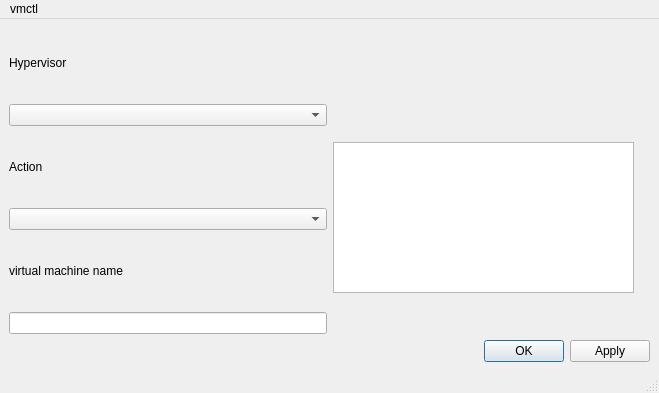
Qt form src/vmm/vmmux/mainwindow.ui (clockworksspheres/vmm) before a commit.
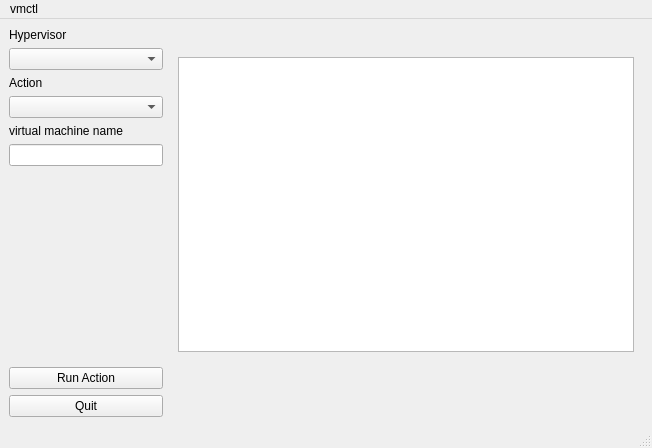
The same form after that commit.

Commit message: first commit with basic utm start and stop - built onefile copied manually to /usr/local/bin for GUI to work

```diff
--- a/src/vmm/vmmux/mainwindow.ui
+++ b/src/vmm/vmmux/mainwindow.ui
@@ -6,8 +6,8 @@
    <rect>
     <x>0</x>
     <y>0</y>
-    <width>659</width>
-    <height>393</height>
+    <width>652</width>
+    <height>448</height>
    </rect>
   </property>
   <property name="sizePolicy">
@@ -27,24 +27,23 @@
     </sizepolicy>
    </property>
    <layout class="QGridLayout" name="gridLayout">
-    <item row="0" column="0">
-     <widget class="QLabel" name="hypervisorLabel">
-      <property name="text">
-       <string>Hypervisor</string>
+    <item row="7" column="3">
+     <spacer name="horizontalSpacer_3">
+      <property name="orientation">
+       <enum>Qt::Orientation::Horizontal</enum>
       </property>
-     </widget>
-    </item>
-    <item row="1" column="0">
-     <widget class="QComboBox" name="hypervisorComboBox"/>
-    </item>
-    <item row="2" column="0">
-     <widget class="QLabel" name="actionLabel">
-      <property name="text">
-       <string>Action</string>
+      <property name="sizeHint" stdset="0">
+       <size>
+        <width>40</width>
+        <height>20</height>
+       </size>
       </property>
-     </widget>
+     </spacer>
     </item>
-    <item row="2" column="1" rowspan="4">
+    <item row="3" column="0">
+     <widget class="QComboBox" name="actionComboBox"/>
+    </item>
+    <item row="1" column="1" rowspan="6" colspan="3">
      <widget class="QStackedWidget" name="stackedWidget">
       <property name="sizePolicy">
        <sizepolicy hsizetype="Expanding" vsizetype="Expanding">
@@ -87,27 +86,73 @@
       </widget>
       <widget class="QWidget" name="page_4"/>
       <widget class="QWidget" name="page_3">
-       <widget class="QTextEdit" name="textEdit">
-        <property name="geometry">
-         <rect>
-          <x>0</x>
-          <y>10</y>
-          <width>301</width>
-          <height>151</height>
-         </rect>
-        </property>
-        <property name="sizePolicy">
-         <sizepolicy hsizetype="Expanding" vsizetype="Expanding">
-          <horstretch>0</horstretch>
-          <verstretch>0</verstretch>
-         </sizepolicy>
-        </property>
-       </widget>
+       <layout class="QVBoxLayout" name="verticalLayout">
+        <item>
+         <widget class="QTextBrowser" name="textBrowser"/>
+        </item>
+       </layout>
       </widget>
      </widget>
     </item>
-    <item row="3" column="0">
-     <widget class="QComboBox" name="actionComboBox"/>
+    <item row="7" column="0">
+     <widget class="QPushButton" name="runPushButton">
+      <property name="text">
+       <string>Run Action</string>
+      </property>
+     </widget>
+    </item>
+    <item row="0" column="0">
+     <widget class="QLabel" name="hypervisorLabel">
+      <property name="text">
+       <string>Hypervisor</string>
+      </property>
+     </widget>
+    </item>
+    <item row="7" column="1">
+     <spacer name="horizontalSpacer">
+      <property name="orientation">
+       <enum>Qt::Orientation::Horizontal</enum>
+      </property>
+      <property name="sizeHint" stdset="0">
+       <size>
+        <width>40</width>
+        <height>20</height>
+       </size>
+      </property>
+     </spacer>
+    </item>
+    <item row="1" column="0">
+     <widget class="QComboBox" name="hypervisorComboBox"/>
+    </item>
+    <item row="2" column="0">
+     <widget class="QLabel" name="actionLabel">
+      <property name="text">
+       <string>Action</string>
+      </property>
+     </widget>
+    </item>
+    <item row="5" column="0">
+     <widget class="QLineEdit" name="vmNameLineEdit"/>
+    </item>
+    <item row="7" column="2">
+     <spacer name="horizontalSpacer_2">
+      <property name="orientation">
+       <enum>Qt::Orientation::Horizontal</enum>
+      </property>
+      <property name="sizeHint" stdset="0">
+       <size>
+        <width>40</width>
+        <height>20</height>
+       </size>
+      </property>
+     </spacer>
+    </item>
+    <item row="8" column="0">
+     <widget class="QPushButton" name="quitPushButton">
+      <property name="text">
+       <string>Quit</string>
+      </property>
+     </widget>
     </item>
     <item row="4" column="0">
      <widget class="QLabel" name="vmNameLabel">
@@ -116,15 +161,18 @@
       </property>
      </widget>
     </item>
-    <item row="5" column="0">
-     <widget class="QLineEdit" name="vmNameLineEdit"/>
-    </item>
-    <item row="6" column="1">
-     <widget class="QDialogButtonBox" name="buttonBox">
-      <property name="standardButtons">
-       <set>QDialogButtonBox::StandardButton::Apply|QDialogButtonBox::StandardButton::Ok</set>
+    <item row="6" column="0">
+     <spacer name="verticalSpacer">
+      <property name="orientation">
+       <enum>Qt::Orientation::Vertical</enum>
       </property>
-     </widget>
+      <property name="sizeHint" stdset="0">
+       <size>
+        <width>20</width>
+        <height>40</height>
+       </size>
+      </property>
+     </spacer>
     </item>
    </layout>
   </widget>
@@ -133,7 +181,7 @@
     <rect>
      <x>0</x>
      <y>0</y>
-     <width>659</width>
+     <width>652</width>
      <height>39</height>
     </rect>
    </property>
```
The commit also changes 4 other files.
